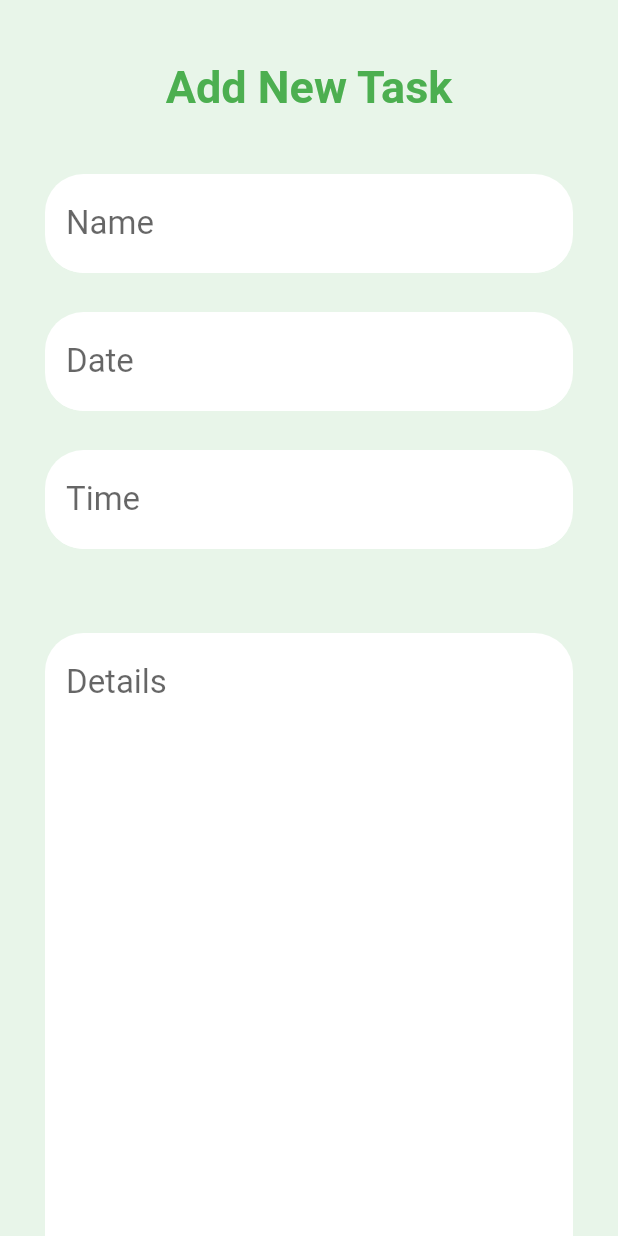
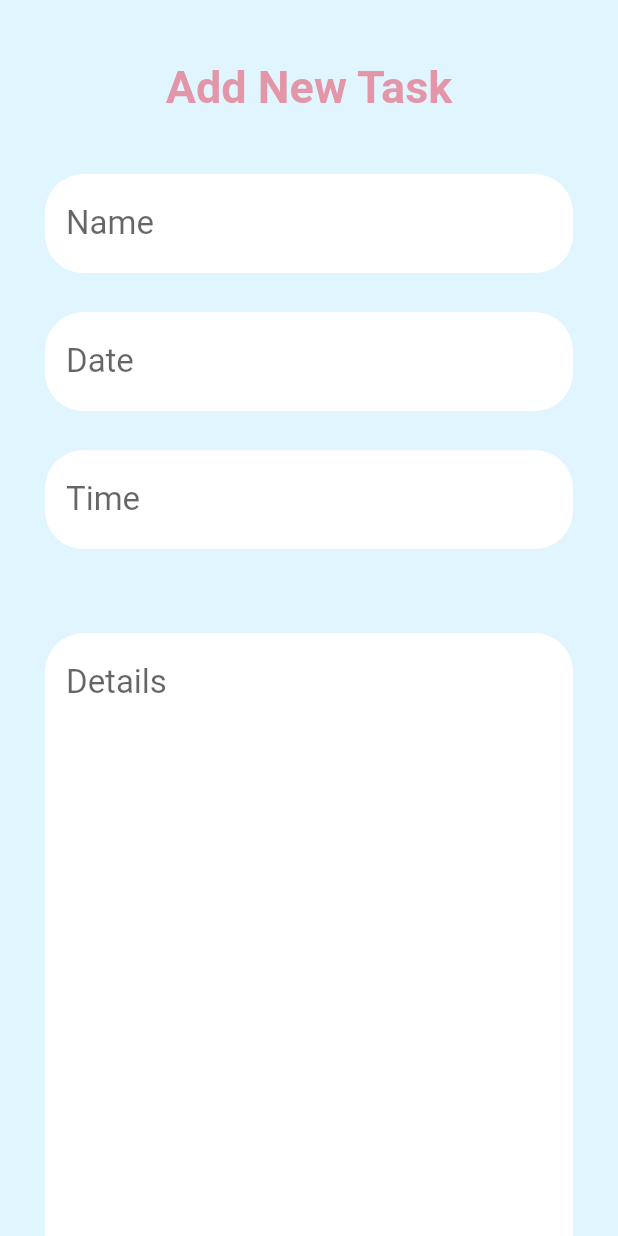
Before and after one commit to abdelazizmohamed/Raket2, a Flutter app: the screen it shows after launch, after a tap on an icon or button, on a phone screen of 412 x 824 dp. Run offline on Flutter 3.47's test engine with Material 2 defaults, Android fonts, the phone set to English and light mode, and no system bars; our stand-ins replace bottom_navy_bar, cloud_firestore, font_awesome_flutter, splashscreen; accounts and stored records are empty; network calls fail; statements that could not run were skipped.

Commit message:
version 2

```diff
--- a/lib/AddNewTaskScreen.dart
+++ b/lib/AddNewTaskScreen.dart
@@ -5,6 +5,14 @@ import 'package:font_awesome_flutter/font_awesome_flutter.dart';
 import 'package:cloud_firestore/cloud_firestore.dart';
 import 'taskModel.dart';
 import 'firestoreservice.dart';
+import 'package:flutter/material.dart';
+import 'dart:async';
+import 'package:flutter/material.dart';
+import 'package:cloud_firestore/cloud_firestore.dart';
+import 'firestoreservice.dart';
+import 'package:font_awesome_flutter/font_awesome_flutter.dart';
+import 'AddNewTaskScreen.dart';
+import 'taskModel.dart';
 
 class TaskScreen extends StatefulWidget {
   final Task task;
@@ -39,8 +47,8 @@ class _TaskScreenState extends State<TaskScreen> {
   @override
   Widget build(BuildContext context) {
     return Scaffold(
-      backgroundColor: Colors.green[50],
-      resizeToAvoidBottomInset: false,
+      backgroundColor: Colors.lightBlue[50],
+//      resizeToAvoidBottomInset: false,
       body: Column(
         children: <Widget>[
           _myAppBar(),
@@ -53,7 +61,7 @@ class _TaskScreenState extends State<TaskScreen> {
                   padding: EdgeInsets.only(
                       left: 30.0, right: 30.0, top: 16.0, bottom: 10.0),
                   child: TextField(
-                    style: TextStyle(fontSize: 22.0, color: Colors.green[400]),
+                    style: TextStyle(fontSize: 22.0, color: Colors.black45),
                     autocorrect: true,
                     controller: _taskNameController,
                     decoration: InputDecoration(
@@ -63,7 +71,7 @@ class _TaskScreenState extends State<TaskScreen> {
                       contentPadding: const EdgeInsets.only(
                           left: 14.0, bottom: 20.0, top: 20.0),
                       focusedBorder: OutlineInputBorder(
-                        borderSide: BorderSide(color: Colors.green),
+                        borderSide: BorderSide(color: Colors.black45),
                         borderRadius: BorderRadius.circular(25.7),
                       ),
                       enabledBorder: UnderlineInputBorder(
@@ -77,7 +85,7 @@ class _TaskScreenState extends State<TaskScreen> {
                   padding: EdgeInsets.only(
                       left: 30.0, right: 30.0, top: 16.0, bottom: 10.0),
                   child: TextField(
-                    style: TextStyle(fontSize: 22.0, color: Colors.green[400]),
+                    style: TextStyle(fontSize: 22.0, color: Colors.black45),
                     autocorrect: true,
                     controller: _taskDateController,
                     decoration: InputDecoration(
@@ -87,7 +95,7 @@ class _TaskScreenState extends State<TaskScreen> {
                       contentPadding: const EdgeInsets.only(
                           left: 14.0, bottom: 20.0, top: 20.0),
                       focusedBorder: OutlineInputBorder(
-                        borderSide: BorderSide(color: Colors.green),
+                        borderSide: BorderSide(color: Colors.black45),
                         borderRadius: BorderRadius.circular(25.7),
                       ),
                       enabledBorder: UnderlineInputBorder(
@@ -101,7 +109,7 @@ class _TaskScreenState extends State<TaskScreen> {
                   padding: EdgeInsets.only(
                       left: 30.0, right: 30.0, top: 16.0, bottom: 40.0),
                   child: TextField(
-                    style: TextStyle(fontSize: 22.0, color: Colors.green[400]),
+                    style: TextStyle(fontSize: 22.0, color: Colors.black45),
                     autocorrect: true,
                     controller: _taskTimeController,
                     decoration: InputDecoration(
@@ -111,7 +119,7 @@ class _TaskScreenState extends State<TaskScreen> {
                       contentPadding: const EdgeInsets.only(
                           left: 14.0, bottom: 20.0, top: 20.0),
                       focusedBorder: OutlineInputBorder(
-                        borderSide: BorderSide(color: Colors.green),
+                        borderSide: BorderSide(color: Colors.black45),
                         borderRadius: BorderRadius.circular(25.7),
                       ),
                       enabledBorder: UnderlineInputBorder(
@@ -127,8 +135,7 @@ class _TaskScreenState extends State<TaskScreen> {
                         left: 30.0, right: 30.0, top: 16.0, bottom: 90.0),
                     child: TextField(
                       maxLines: 15,
-                      style:
-                          TextStyle(fontSize: 22.0, color: Colors.green[400]),
+                      style: TextStyle(fontSize: 22.0, color: Colors.black45),
                       autocorrect: true,
                       controller: _taskDetailsController,
                       decoration: InputDecoration(
@@ -138,7 +145,7 @@ class _TaskScreenState extends State<TaskScreen> {
                         contentPadding: const EdgeInsets.only(
                             left: 14.0, bottom: 20.0, top: 20.0),
                         focusedBorder: OutlineInputBorder(
-                          borderSide: BorderSide(color: Colors.green),
+                          borderSide: BorderSide(color: Colors.black45),
                           borderRadius: BorderRadius.circular(25.7),
                         ),
                         enabledBorder: UnderlineInputBorder(
@@ -153,7 +160,7 @@ class _TaskScreenState extends State<TaskScreen> {
                   mainAxisAlignment: MainAxisAlignment.spaceEvenly,
                   children: <Widget>[
                     RaisedButton(
-                        color: Colors.green,
+                        color: Color(0x99E2566E),
                         onPressed: () {
                           Navigator.of(context).pop();
                         },
@@ -167,7 +174,7 @@ class _TaskScreenState extends State<TaskScreen> {
                         )),
                     // This button results in adding the contact to the database
                     RaisedButton(
-                        color: Color(0xff4caf50),
+                        color: Color(0x9935c1e3),
                         onPressed: () {
                           fireService
                               .createTODOTask(
@@ -201,7 +208,7 @@ class _TaskScreenState extends State<TaskScreen> {
   Widget _myAppBar() {
     return Center(
       child: Container(
-        color: Colors.green[50],
+        color: Colors.lightBlue[50],
         height: 100.0,
         width: MediaQuery.of(context).size.width,
         child: Padding(
@@ -211,7 +218,7 @@ class _TaskScreenState extends State<TaskScreen> {
                 child: Text(
                   'Add New Task',
                   style: TextStyle(
-                      color: Colors.green,
+                      color: Color(0x99E2566E),
                       fontWeight: FontWeight.bold,
                       fontSize: 30.0),
                 ),
--- a/lib/HomeScreen.dart
+++ b/lib/HomeScreen.dart
@@ -65,7 +65,7 @@ class _MyHomePageState extends State<MyHomeTasks> {
   @override
   Widget build(BuildContext context) {
     return Scaffold(
-      backgroundColor: Colors.green[50],
+      backgroundColor: Color(0x99bceaf9),
       resizeToAvoidBottomInset: false,
       body: Column(
         textBaseline: TextBaseline.alphabetic,
@@ -78,6 +78,7 @@ class _MyHomePageState extends State<MyHomeTasks> {
                 itemCount: items.length,
                 itemBuilder: (context, index) {
                   return Stack(children: <Widget>[
+
                     Column(children: <Widget>[
                       Padding(
                         padding: EdgeInsets.only(left: 25.0, right: 25.0),
@@ -136,7 +137,7 @@ class _MyHomePageState extends State<MyHomeTasks> {
         ],
       ),
       floatingActionButton: FloatingActionButton(
-        backgroundColor: Color(0xff4caf50),
+        backgroundColor: Color(0x9935c1e3),
         child: Icon(
           FontAwesomeIcons.tasks,
           color: Colors.white,
@@ -160,7 +161,8 @@ class _MyHomePageState extends State<MyHomeTasks> {
     switch (icontype) {
       default:
         iconval = FontAwesomeIcons.tasks;
-        colorval = Color(0xff4caf50);
+//        Color(0xff4caf50)
+        colorval = Color(0x9935c1e3);
       //
     }
     return CircleAvatar(
@@ -172,7 +174,7 @@ class _MyHomePageState extends State<MyHomeTasks> {
   Widget _myAppBar(context) {
     return Center(
       child: Container(
-        color: Colors.green[50],
+        color: Color(0x99d6f0f9),
         height: 80,
         width: MediaQuery.of(context).size.width,
         child: Padding(
@@ -182,7 +184,7 @@ class _MyHomePageState extends State<MyHomeTasks> {
                 child: Text(
                   'Home',
                   style: TextStyle(
-                      color: Colors.green,
+                      color: Color(0x99E2566E),
                       fontWeight: FontWeight.bold,
                       fontSize: 30.0),
                 ),
--- a/lib/MembersScreen.dart
+++ b/lib/MembersScreen.dart
@@ -25,7 +25,7 @@ class _MyHomePageState extends State<MyMembers> {
   @override
   Widget build(BuildContext context) {
     return Scaffold(
-        backgroundColor: Colors.green[50],
+        backgroundColor: Color(0x99bceaf9),
         resizeToAvoidBottomInset: false,
         body: Column(textBaseline: TextBaseline.alphabetic, children: <Widget>[
           _myAppBar(context),
@@ -39,7 +39,7 @@ class _MyHomePageState extends State<MyMembers> {
   Widget _myAppBar(context) {
     return Center(
       child: Container(
-        color: Colors.green[50],
+        color:Color(0x99d6f0f9),
         height: 80,
         width: MediaQuery.of(context).size.width,
         child: Padding(
@@ -49,7 +49,7 @@ class _MyHomePageState extends State<MyMembers> {
                 child: Text(
                   'Members',
                   style: TextStyle(
-                      color: Colors.green,
+                      color: Color(0x99E2566E),
                       fontWeight: FontWeight.bold,
                       fontSize: 30.0),
                 ),
--- a/lib/MyAppMain.dart
+++ b/lib/MyAppMain.dart
@@ -1,12 +1,11 @@
 import 'package:bottom_navy_bar/bottom_navy_bar.dart';
 import 'package:flutter/material.dart';
 import 'package:flutter123/HomeScreen.dart';
-import 'package:flutter123/MemberlocationScreen.dart';
+import 'package:flutter123/MapScreen.dart';
 import 'package:flutter123/MembersScreen.dart';
-import 'package:flutter123/SettingsScreen.dart';
+import 'package:flutter123/ProfilePage.dart';
 import 'package:font_awesome_flutter/font_awesome_flutter.dart';
 
-//void main() => runApp(MyAppMain());
 
 class MyAppMain extends StatelessWidget {
   @override
@@ -50,7 +49,7 @@ class _MyHomePageState extends State<MyHomePage> {
     MyHomeTasks(),
     MyMembers(), //member
     MyMap(),
-    MySettings(), //profile
+    ProfilePage(), //profile
   ];
 
   @override
@@ -69,27 +68,25 @@ class _MyHomePageState extends State<MyHomePage> {
             BottomNavyBarItem(
               icon: Icon(Icons.apps),
               title: Text('Home'),
-              activeColor: Colors.green,
+              activeColor: Color(0x99E2566E),
               textAlign: TextAlign.center,
             ),
             BottomNavyBarItem(
               icon: Icon(Icons.people_outline),
               title: Text('Members'),
-              activeColor: Colors.green,
+              activeColor: Color(0x99E2566E),
               textAlign: TextAlign.center,
             ),
             BottomNavyBarItem(
               icon: Icon(FontAwesomeIcons.mapMarkedAlt),
-              title: Text(
-                'Location',
-              ),
-              activeColor: Colors.green,
+              title: Text('Map'),
+              activeColor: Color(0x99E2566E),
               textAlign: TextAlign.center,
             ),
             BottomNavyBarItem(
-              icon: Icon(Icons.settings),
-              title: Text('Settings'),
-              activeColor: Colors.green,
+              icon: Icon(Icons.person),
+              title: Text('Profile'),
+              activeColor: Color(0x99E2566E),
               textAlign: TextAlign.center,
             ),
           ],
--- a/lib/main.dart
+++ b/lib/main.dart
@@ -1,12 +1,44 @@
 import 'package:flutter/cupertino.dart';
 import 'package:flutter/material.dart';
 import 'package:flutter123/MyAppMain.dart';
+import 'package:splashscreen/splashscreen.dart';
 
-void main() {
-  runApp(MyApp());
+void main(){
+  runApp(new MaterialApp(
+    home: new MyApp(),
+  ));
 }
 
-class MyApp extends StatelessWidget {
+
+class MyApp extends StatefulWidget {
+  @override
+  _MyAppState createState() => new _MyAppState();
+}
+
+class _MyAppState extends State<MyApp> {
+  @override
+  Widget build(BuildContext context) {
+    return new SplashScreen(
+      seconds: 2,
+      navigateAfterSeconds: new AfterSplash(),
+      title: new Text('Welcome In SplashScreen',
+        style: new TextStyle(
+            fontWeight: FontWeight.bold,
+            fontSize: 20.0
+        ),
+      ),
+      image: new Image.network('https://flutter.io/images/catalog-widget-placeholder.png'),
+//      backgroundGradient: new LinearGradient(colors: [Colors.cyan, Colors.blue], begin: Alignment.topLeft, end: Alignment.bottomRight),
+      backgroundColor: Colors.white,
+      styleTextUnderTheLoader: new TextStyle(),
+      photoSize: 100.0,
+      onClick: ()=>print("Flutter Egypt"),
+      loaderColor: Colors.red,
+    );
+  }
+}
+
+class AfterSplash extends StatelessWidget {
   @override
   Widget build(BuildContext context) {
     return MaterialApp(
```
Also changed, not shown: lib/MapScreen.dart (renamed from lib/MemberlocationScreen.dart, +4 -4 lines), lib/SettingsScreen.dart (deleted, +0 -61 lines), pubspec.yaml (+5 -5 lines), pubspec.lock, 1 other file.
